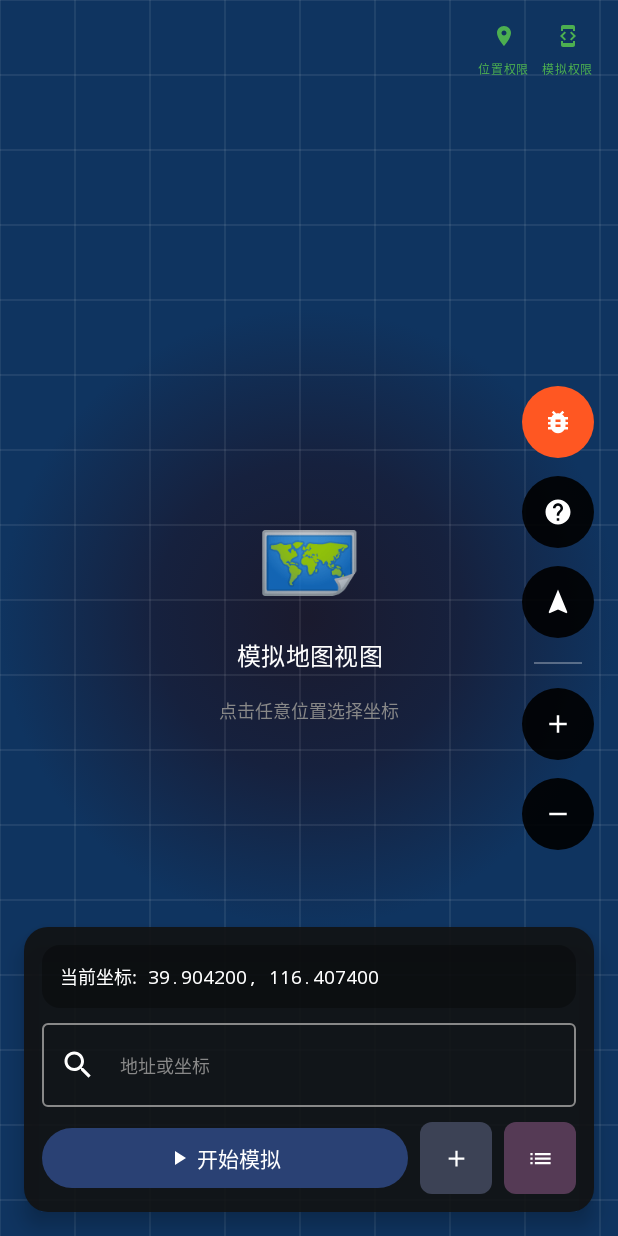
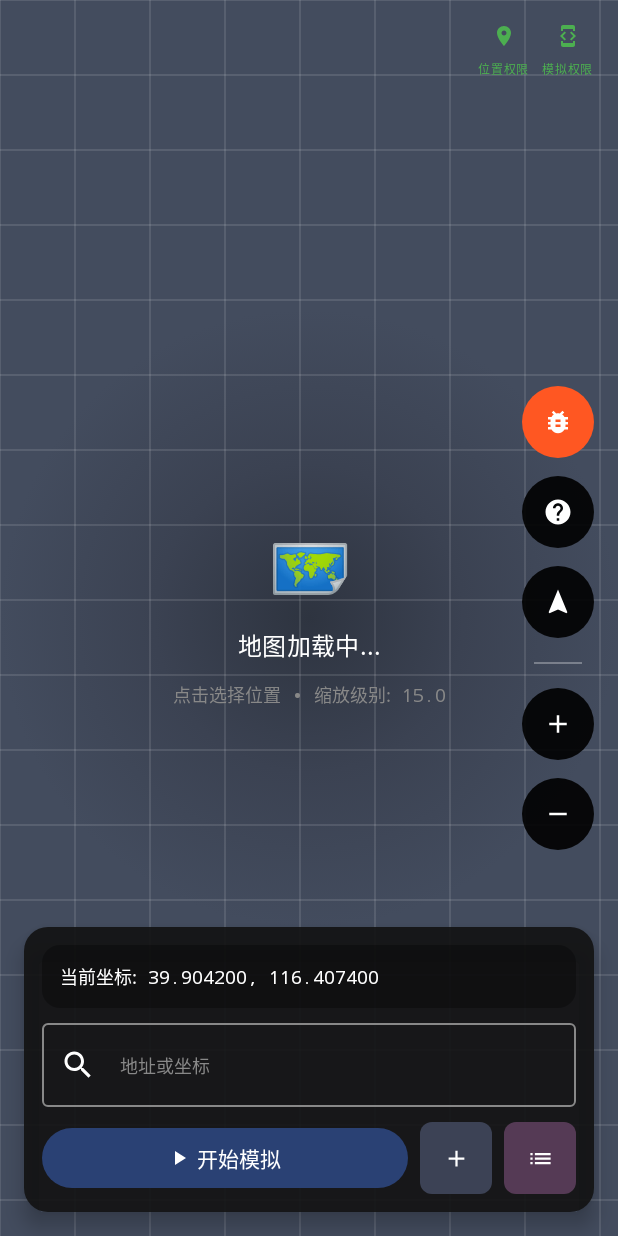
Before and after one commit to xiaoguangpan/02, an Android app built with Jetpack Compose: the screen it shows after launch (MainActivity), on a phone screen of 412 x 824 dp. Run offline under Robolectric (Android 15) with nearby library versions, the phone set to English and light mode, and no system bars.

```diff
--- a/app/src/main/java/com/dinghong/locationmock/MainActivity.kt
+++ b/app/src/main/java/com/dinghong/locationmock/MainActivity.kt
@@ -1,34 +1,68 @@
 package com.dinghong.locationmock
 
+import android.content.pm.PackageManager
 import android.os.Bundle
 import androidx.activity.ComponentActivity
 import androidx.activity.compose.setContent
 import androidx.activity.enableEdgeToEdge
+import androidx.activity.result.contract.ActivityResultContracts
 import androidx.compose.foundation.layout.fillMaxSize
 import androidx.compose.foundation.layout.padding
 import androidx.compose.material3.Scaffold
 import androidx.compose.runtime.Composable
 import androidx.compose.ui.Modifier
 import androidx.compose.ui.tooling.preview.Preview
+import androidx.core.app.ActivityCompat
+import com.dinghong.locationmock.manager.PermissionManager
 import com.dinghong.locationmock.ui.screens.MainScreen
 import com.dinghong.locationmock.ui.theme.LocationMockTheme
 
 /**
  * 定红定位模拟器主活动
- * 应用程序入口点，负责设置主题和导航
+ * 应用程序入口点，负责设置主题、导航和权限管理
  */
 class MainActivity : ComponentActivity() {
+
+    private lateinit var permissionManager: PermissionManager
+
+    // 权限请求启动器
+    private val permissionLauncher = registerForActivityResult(
+        ActivityResultContracts.RequestMultiplePermissions()
+    ) { permissions ->
+        val grantResults = permissions.values.map { if (it) PackageManager.PERMISSION_GRANTED else PackageManager.PERMISSION_DENIED }.toIntArray()
+        permissionManager.onPermissionResult(permissions.keys.toTypedArray(), grantResults)
+    }
+
     override fun onCreate(savedInstanceState: Bundle?) {
         super.onCreate(savedInstanceState)
         enableEdgeToEdge()
+
+        // 初始化权限管理器
+        permissionManager = PermissionManager(this)
+
+        // 请求位置权限
+        requestLocationPermissions()
+
         setContent {
             LocationMockTheme {
                 Scaffold(modifier = Modifier.fillMaxSize()) { innerPadding ->
                     MainScreen(
-                        modifier = Modifier.padding(innerPadding)
+                        modifier = Modifier.padding(innerPadding),
+                        permissionManager = permissionManager,
+                        onRequestPermissions = { requestLocationPermissions() }
                     )
                 }
             }
+        }
+    }
+
+    /**
+     * 请求位置权限
+     */
+    private fun requestLocationPermissions() {
+        val permissionsToRequest = permissionManager.getLocationPermissionsToRequest()
+        if (permissionsToRequest.isNotEmpty()) {
+            permissionLauncher.launch(permissionsToRequest)
         }
     }
 }
--- /dev/null
+++ b/app/src/main/java/com/dinghong/locationmock/manager/PermissionManager.kt
@@ -0,0 +1,132 @@
+package com.dinghong.locationmock.manager
+
+import android.Manifest
+import android.content.Context
+import android.content.Intent
+import android.content.pm.PackageManager
+import android.net.Uri
+import android.provider.Settings
+import androidx.core.content.ContextCompat
+import kotlinx.coroutines.flow.MutableStateFlow
+import kotlinx.coroutines.flow.StateFlow
+import kotlinx.coroutines.flow.asStateFlow
+
+/**
+ * 权限管理器
+ * 负责处理位置权限和模拟位置权限的检查和请求
+ */
+class PermissionManager(private val context: Context) {
+
+    private val _hasLocationPermission = MutableStateFlow(false)
+    val hasLocationPermission: StateFlow<Boolean> = _hasLocationPermission.asStateFlow()
+
+    private val _hasMockLocationPermission = MutableStateFlow(false)
+    val hasMockLocationPermission: StateFlow<Boolean> = _hasMockLocationPermission.asStateFlow()
+
+    companion object {
+        const val TAG = "PermissionManager"
+
+        val LOCATION_PERMISSIONS = arrayOf(
+            Manifest.permission.ACCESS_FINE_LOCATION,
+            Manifest.permission.ACCESS_COARSE_LOCATION
+        )
+    }
+
+    init {
+        checkPermissions()
+    }
+
+    /**
+     * 检查所有权限状态
+     */
+    fun checkPermissions() {
+        checkLocationPermissions()
+        checkMockLocationPermission()
+    }
+
+    /**
+     * 检查位置权限
+     */
+    private fun checkLocationPermissions() {
+        val hasPermission = LOCATION_PERMISSIONS.all { permission ->
+            ContextCompat.checkSelfPermission(context, permission) == PackageManager.PERMISSION_GRANTED
+        }
+        _hasLocationPermission.value = hasPermission
+    }
+
+    /**
+     * 检查模拟位置权限
+     */
+    private fun checkMockLocationPermission() {
+        val hasMockPermission = try {
+            // 检查是否在开发者选项中设置了模拟位置应用
+            Settings.Secure.getString(context.contentResolver, "mock_location") != "0"
+        } catch (e: Exception) {
+            false
+        }
+        _hasMockLocationPermission.value = hasMockPermission
+    }
+
+    /**
+     * 打开应用设置页面（用于位置权限）
+     */
+    fun openAppSettings() {
+        try {
+            val intent = Intent(Settings.ACTION_APPLICATION_DETAILS_SETTINGS).apply {
+                data = Uri.fromParts("package", context.packageName, null)
+                flags = Intent.FLAG_ACTIVITY_NEW_TASK
+            }
+            context.startActivity(intent)
+        } catch (e: Exception) {
+            // 备用方案：打开应用管理页面
+            val intent = Intent(Settings.ACTION_MANAGE_APPLICATIONS_SETTINGS).apply {
+                flags = Intent.FLAG_ACTIVITY_NEW_TASK
+            }
+            context.startActivity(intent)
+        }
+    }
+
+    /**
+     * 打开开发者选项页面（用于模拟位置权限）
+     */
+    fun openDeveloperSettings() {
+        try {
+            val intent = Intent(Settings.ACTION_APPLICATION_DEVELOPMENT_SETTINGS).apply {
+                flags = Intent.FLAG_ACTIVITY_NEW_TASK
+            }
+            context.startActivity(intent)
+        } catch (e: Exception) {
+            // 备用方案：打开设置主页
+            val intent = Intent(Settings.ACTION_SETTINGS).apply {
+                flags = Intent.FLAG_ACTIVITY_NEW_TASK
+            }
+            context.startActivity(intent)
+        }
+    }
+
+    /**
+     * 获取需要请求的位置权限列表
+     */
+    fun getLocationPermissionsToRequest(): Array<String> {
+        return LOCATION_PERMISSIONS.filter { permission ->
+            ContextCompat.checkSelfPermission(context, permission) != PackageManager.PERMISSION_GRANTED
+        }.toTypedArray()
+    }
+
+    /**
+     * 处理权限请求结果
+     */
+    fun onPermissionResult(permissions: Array<String>, grantResults: IntArray) {
+        val locationPermissionsGranted = permissions.zip(grantResults.toTypedArray()).all { (permission, result) ->
+            if (permission in LOCATION_PERMISSIONS) {
+                result == PackageManager.PERMISSION_GRANTED
+            } else {
+                true
+            }
+        }
+
+        if (locationPermissionsGranted) {
+            checkLocationPermissions()
+        }
+    }
+}
--- a/app/src/main/java/com/dinghong/locationmock/ui/components/BaiduMapView.kt
+++ b/app/src/main/java/com/dinghong/locationmock/ui/components/BaiduMapView.kt
@@ -14,6 +14,7 @@ import androidx.compose.ui.draw.clip
 import androidx.compose.ui.geometry.Offset
 import androidx.compose.ui.graphics.Color
 import androidx.compose.ui.graphics.drawscope.DrawScope
+import androidx.compose.ui.graphics.graphicsLayer
 import androidx.compose.ui.input.pointer.pointerInput
 import androidx.compose.ui.platform.LocalContext
 import androidx.compose.ui.platform.LocalDensity
@@ -27,8 +28,8 @@ import com.dinghong.locationmock.manager.LatLng
 import com.dinghong.locationmock.manager.BaiduMap
 
 /**
- * 百度地图Compose组件（增强占位版本）
- * 支持点击交互，等待百度地图SDK集成
+ * 百度地图Compose组件（准备SDK集成版本）
+ * 支持点击交互，缩放控制，为真实地图SDK做准备
  */
 @Composable
 fun BaiduMapView(
@@ -37,43 +38,53 @@ fun BaiduMapView(
     onMapClick: (LatLng) -> Unit = {},
     mapType: Int = 1, // BaiduMap.MAP_TYPE_SATELLITE
     isTrafficEnabled: Boolean = false,
-    isMyLocationEnabled: Boolean = false
+    isMyLocationEnabled: Boolean = false,
+    zoomLevel: Float = 15f
 ) {
     val context = LocalContext.current
     var selectedLocation by remember { mutableStateOf<LatLng?>(null) }
+    var currentZoom by remember { mutableStateOf(zoomLevel) }
 
-    // 增强的占位界面，支持点击交互
+    // 增强的地图模拟界面，支持缩放和交互
     Box(
         modifier = modifier
             .fillMaxSize()
             .background(
                 androidx.compose.ui.graphics.Brush.radialGradient(
                     colors = listOf(
-                        Color(0xFF1A1A2E),
-                        Color(0xFF16213E),
-                        Color(0xFF0F3460)
+                        Color(0xFF2E3440),
+                        Color(0xFF3B4252),
+                        Color(0xFF434C5E)
                     )
                 )
             )
     ) {
-        // 网格背景
-        Canvas(modifier = Modifier.fillMaxSize()) {
-            val gridSize = 50.dp.toPx()
+        // 地图网格背景（支持缩放）
+        Canvas(
+            modifier = Modifier
+                .fillMaxSize()
+                .graphicsLayer(
+                    scaleX = currentZoom / 15f,
+                    scaleY = currentZoom / 15f
+                )
+        ) {
+            val baseGridSize = 50.dp.toPx()
+            val gridSize = baseGridSize * (currentZoom / 15f)
             val strokeWidth = 1.dp.toPx()
 
-            // 绘制网格线
-            for (x in 0..((size.width / gridSize).toInt())) {
+            // 绘制地图网格线
+            for (x in 0..((size.width / gridSize).toInt() + 2)) {
                 drawLine(
-                    color = Color.White.copy(alpha = 0.1f),
+                    color = Color.White.copy(alpha = 0.15f),
                     start = Offset(x * gridSize, 0f),
                     end = Offset(x * gridSize, size.height),
                     strokeWidth = strokeWidth
                 )
             }
 
-            for (y in 0..((size.height / gridSize).toInt())) {
+            for (y in 0..((size.height / gridSize).toInt() + 2)) {
                 drawLine(
-                    color = Color.White.copy(alpha = 0.1f),
+                    color = Color.White.copy(alpha = 0.15f),
                     start = Offset(0f, y * gridSize),
                     end = Offset(size.width, y * gridSize),
                     strokeWidth = strokeWidth
@@ -97,25 +108,25 @@ fun BaiduMapView(
                     }
                 }
         ) {
-            // 中心提示
+            // 地图状态提示
             Column(
                 modifier = Modifier.align(Alignment.Center),
                 horizontalAlignment = Alignment.CenterHorizontally,
-                verticalArrangement = Arrangement.spacedBy(16.dp)
+                verticalArrangement = Arrangement.spacedBy(12.dp)
             ) {
                 Text(
                     text = "🗺️",
-                    style = MaterialTheme.typography.displayLarge,
-                    color = Color.White.copy(alpha = 0.8f)
+                    style = MaterialTheme.typography.displayMedium,
+                    color = Color.White.copy(alpha = 0.9f)
                 )
                 Text(
-                    text = "模拟地图视图",
+                    text = "地图加载中...",
                     style = MaterialTheme.typography.titleMedium,
                     color = Color.White,
                     textAlign = TextAlign.Center
                 )
                 Text(
-                    text = "点击任意位置选择坐标",
+                    text = "点击选择位置 • 缩放级别: ${String.format("%.1f", currentZoom)}",
                     style = MaterialTheme.typography.bodyMedium,
                     color = Color.Gray,
                     textAlign = TextAlign.Center
--- a/app/src/main/java/com/dinghong/locationmock/ui/screens/MainScreen.kt
+++ b/app/src/main/java/com/dinghong/locationmock/ui/screens/MainScreen.kt
@@ -22,6 +22,7 @@ import com.dinghong.locationmock.ui.components.HelpDialog
 import com.dinghong.locationmock.ui.components.AddFavoriteDialog
 import com.dinghong.locationmock.ui.components.FavoriteDialog
 import com.dinghong.locationmock.ui.components.PermissionErrorDialog
+import com.dinghong.locationmock.manager.PermissionManager
 import com.dinghong.locationmock.viewmodel.MainViewModel
 
 /**
@@ -31,14 +32,16 @@ import com.dinghong.locationmock.viewmodel.MainViewModel
 @Composable
 fun MainScreen(
     modifier: Modifier = Modifier,
-    viewModel: MainViewModel = viewModel()
+    viewModel: MainViewModel = viewModel(),
+    permissionManager: PermissionManager? = null,
+    onRequestPermissions: () -> Unit = {}
 ) {
     val context = LocalContext.current
     val uiState by viewModel.uiState.collectAsState()
 
     // 初始化ViewModel
     LaunchedEffect(Unit) {
-        viewModel.initialize(context)
+        viewModel.initialize(context, permissionManager)
     }
 
     Box(modifier = modifier.fillMaxSize()) {
@@ -92,9 +95,7 @@ fun MainScreen(
                 debugLogs = uiState.debugLogs,
                 onClose = { viewModel.hideDebugPanel() },
                 onClearLogs = { viewModel.clearDebugLogs() },
-                onCopyLogs = { viewModel.copyDebugLogs(context) },
-                isExpanded = true, // 默认展开
-                onToggleExpand = { /* TODO: 实现展开/收缩逻辑 */ }
+                onCopyLogs = { viewModel.copyDebugLogs(context) }
             )
         }
 
--- a/app/src/main/java/com/dinghong/locationmock/viewmodel/MainViewModel.kt
+++ b/app/src/main/java/com/dinghong/locationmock/viewmodel/MainViewModel.kt
@@ -4,6 +4,7 @@ import android.content.ClipData
 import android.content.ClipboardManager
 import android.content.Context
 import android.util.Log
+import android.widget.Toast
 import androidx.lifecycle.ViewModel
 import androidx.lifecycle.viewModelScope
 // 临时注释百度地图SDK导入
@@ -16,6 +17,7 @@ import com.dinghong.locationmock.manager.BaiduMap
 import com.dinghong.locationmock.manager.LocationMockManager
 import com.dinghong.locationmock.manager.MapInteractionManager
 import com.dinghong.locationmock.manager.FavoriteManager
+import com.dinghong.locationmock.manager.PermissionManager
 import com.dinghong.locationmock.data.FavoriteLocation
 import com.dinghong.locationmock.manager.SearchResultItem
 import com.dinghong.locationmock.utils.PermissionHelper
@@ -37,6 +39,8 @@ class MainViewModel : ViewModel() {
     private lateinit var locationMockManager: LocationMockManager
     private lateinit var mapInteractionManager: MapInteractionManager
     private lateinit var favoriteManager: FavoriteManager
+    private var permissionManager: PermissionManager? = null
+    private lateinit var context: Context
 
     // UI状态
     private val _uiState = MutableStateFlow(MainUiState())
@@ -71,10 +75,12 @@ class MainViewModel : ViewModel() {
     /**
      * 初始化ViewModel
      */
-    fun initialize(context: Context) {
+    fun initialize(context: Context, permissionManager: PermissionManager? = null) {
+        this.context = context
         locationMockManager = LocationMockManager(context)
         mapInteractionManager = MapInteractionManager(context)
         favoriteManager = FavoriteManager(context)
+        this.permissionManager = permissionManager
 
         // 检查权限状态
         checkPermissions(context)
@@ -127,6 +133,20 @@ class MainViewModel : ViewModel() {
         viewModelScope.launch {
             mapInteractionManager.searchResults.collect { results ->
                 _uiState.value = _uiState.value.copy(searchSuggestions = results)
+            }
+        }
+
+        // 监听权限状态
+        permissionManager?.let { manager ->
+            viewModelScope.launch {
+                manager.hasLocationPermission.collect { hasPermission ->
+                    _uiState.value = _uiState.value.copy(hasLocationPermission = hasPermission)
+                }
+            }
+            viewModelScope.launch {
+                manager.hasMockLocationPermission.collect { hasPermission ->
+                    _uiState.value = _uiState.value.copy(hasMockLocationPermission = hasPermission)
+                }
             }
         }
 
@@ -248,6 +268,7 @@ class MainViewModel : ViewModel() {
             val address = "坐标: ${String.format("%.6f, %.6f", selectedLocation.latitude, selectedLocation.longitude)}"
 
             favoriteManager.addFavorite(name, address, selectedLocation)
+            Toast.makeText(context, "收藏成功!", Toast.LENGTH_SHORT).show()
             addDebugLog("已添加收藏: $name")
         } else {
             addDebugLog("请先选择位置")
@@ -301,6 +322,7 @@ class MainViewModel : ViewModel() {
      */
     fun deleteFavorite(favoriteId: String) {
         favoriteManager.removeFavorite(favoriteId)
+        Toast.makeText(context, "删除成功!", Toast.LENGTH_SHORT).show()
         addDebugLog("已删除收藏")
     }
 
@@ -344,16 +366,16 @@ class MainViewModel : ViewModel() {
      * 处理位置权限点击
      */
     fun onLocationPermissionClick() {
-        // TODO: 请求位置权限
-        addDebugLog("请求位置权限")
+        permissionManager?.openAppSettings()
+        addDebugLog("打开应用设置页面")
     }
 
     /**
      * 处理模拟权限点击
      */
     fun onMockPermissionClick() {
-        // TODO: 跳转到开发者选项
-        addDebugLog("跳转到开发者选项")
+        permissionManager?.openDeveloperSettings()
+        addDebugLog("打开开发者选项页面")
     }
 
     /**
```
Also changed, not shown: app/build.gradle.kts (+4 -3 lines), app/src/main/java/com/dinghong/locationmock/manager/MapInteractionManager.kt (+12 -5 lines), app/src/main/java/com/dinghong/locationmock/ui/components/DebugPanel.kt (+1 -19 lines).
